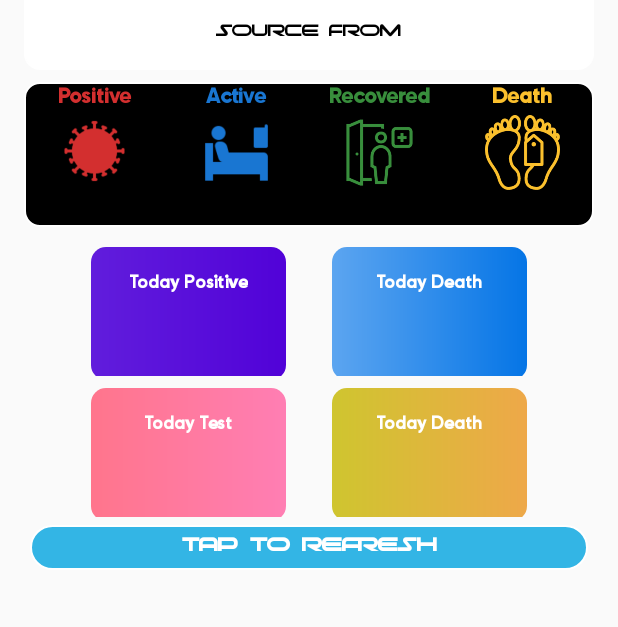
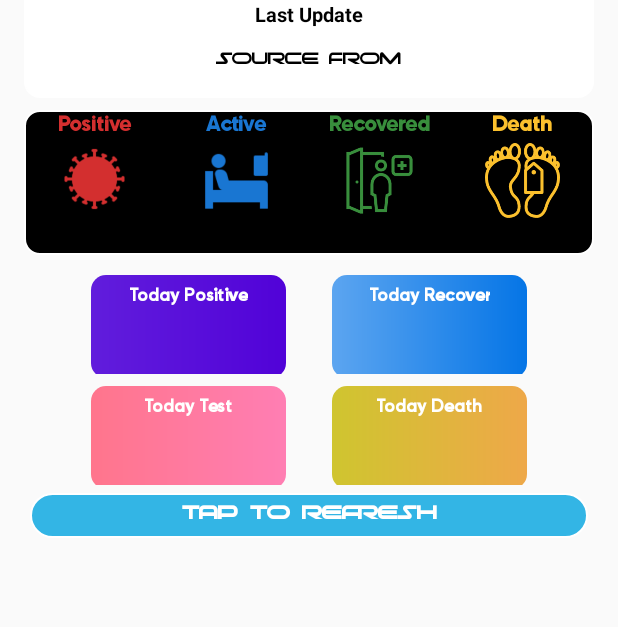
Before and after one commit to anikrakib/COVID-19_BD_Tracker_Widgets, an Android app: the layout app_widget.xml on its own in the app's theme, with its tools: preview values and no code run, on a phone screen of 412 x 824 dp, the part 91-718 px from its top. Run offline under Robolectric (Android 15) with nearby library versions, the phone set to English and light mode, and no system bars.

Commit message:
Covid-19 Bd Widget

```diff
--- a/app/src/main/res/layout/app_widget.xml
+++ b/app/src/main/res/layout/app_widget.xml
@@ -33,6 +33,17 @@
                 android:src="@drawable/coronaviruslogo"
                 />
 
+            <TextView
+                android:layout_width="wrap_content"
+                android:layout_height="wrap_content"
+                android:text="Last Update"
+                android:textAlignment="center"
+                android:textAllCaps="false"
+                android:textColor="#000000"
+                android:textSize="13sp"
+                android:textStyle="bold"
+
+                android:gravity="center_horizontal" />
             <TextView
                 android:id="@+id/lastUpdatedTv"
                 android:layout_width="wrap_content"
@@ -311,7 +322,7 @@
                     android:layout_marginLeft="15dp"
                     android:layout_marginRight="15dp"
                     android:layout_marginTop="5dp"
-                    android:padding="10dp">
+                    android:padding="0dp">
 
                     <TextView
                         android:layout_width="wrap_content"
@@ -384,7 +395,7 @@
                     android:layout_marginLeft="15dp"
                     android:layout_marginRight="15dp"
                     android:layout_marginTop="5dp"
-                    android:padding="10dp">
+                    android:padding="0dp">
 
                     <TextView
                         android:layout_width="wrap_content"
@@ -392,7 +403,7 @@
                         android:layout_margin="5dp"
                         android:fontFamily="@font/gilroybold"
                         android:gravity="center"
-                        android:text="Today Death"
+                        android:text="Today Recover"
                         android:textAlignment="center"
                         android:textColor="@color/txtWhite"
                         android:textStyle="bold"
@@ -431,7 +442,7 @@
                     android:background="@drawable/today_test_bg"
                     android:gravity="center"
                     android:orientation="vertical"
-                    android:padding="10dp">
+                    android:padding="0dp">
 
                     <TextView
                         android:layout_width="wrap_content"
@@ -469,7 +480,7 @@
                     android:layout_marginLeft="15dp"
                     android:layout_marginRight="15dp"
                     android:layout_marginTop="5dp"
-                    android:padding="10dp">
+                    android:padding="0dp">
 
                     <TextView
                         android:layout_width="wrap_content"
@@ -498,6 +509,23 @@
                 </LinearLayout>
             </LinearLayout>
         </LinearLayout>
+
+<!--        <TextView-->
+<!--            android:id="@+id/rate"-->
+<!--            android:layout_width="match_parent"-->
+<!--            android:layout_height="wrap_content"-->
+<!--            android:layout_marginRight="20dp"-->
+<!--            android:layout_marginLeft="20dp"-->
+<!--            android:layout_marginTop="5dp"-->
+<!--            android:text="Today Death rate 10.6%"-->
+<!--            android:textColor="@color/txtWhite"-->
+<!--            android:textStyle="bold"-->
+<!--            android:padding="5dp"-->
+<!--            android:textAlignment="center"-->
+<!--            android:background="@drawable/custom2"-->
+<!--            android:gravity="center_horizontal"/>-->
+
+<!--        </TextView>-->
 
         <LinearLayout
             android:layout_width="match_parent"
```
Also changed, not shown: app/src/main/java/com/example/anikrakib/covid_19bd/AppWidget.java (+44 -4 lines).
